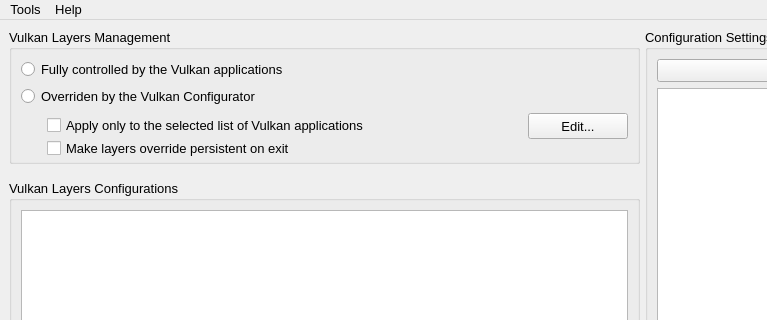
The window that vkconfig/mainwindow.ui (LunarG/VulkanTools) describes before a commit, drawn with Qt 5; both pictures show x 0 to 767 and y 0 to 320 of the 1024 by 640 pixel window.
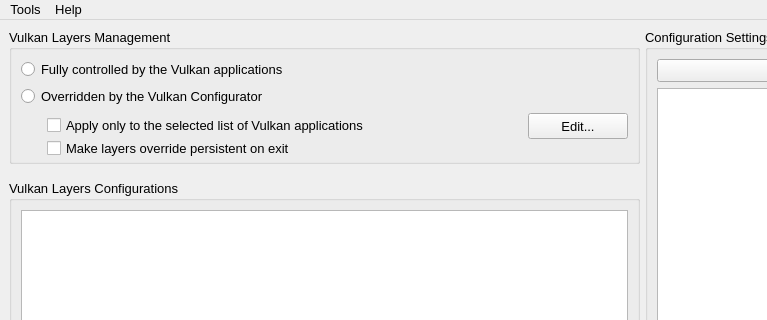
The same window after the commit. Icons and pictures are not drawn.

```diff
--- a/vkconfig/mainwindow.ui
+++ b/vkconfig/mainwindow.ui
@@ -123,7 +123,7 @@
                </font>
               </property>
               <property name="text">
-               <string>Overriden by the Vulkan Configurator</string>
+               <string>Overridden by the Vulkan Configurator</string>
               </property>
              </widget>
             </item>
```
